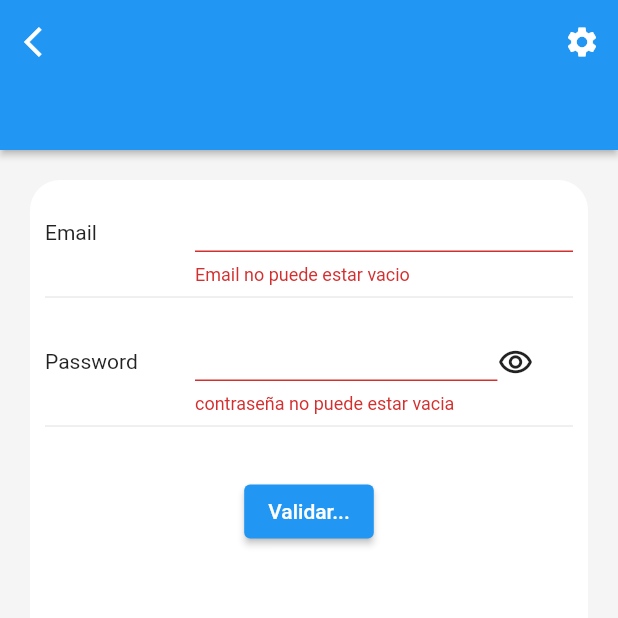
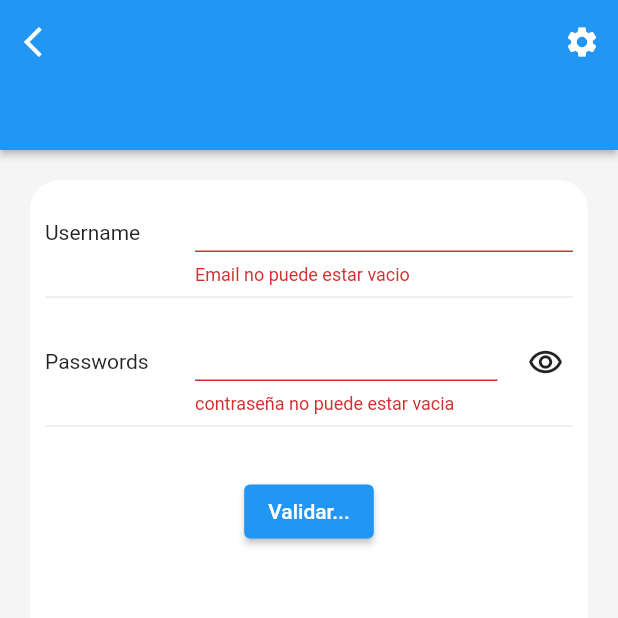
Before and after one commit to DonWirson/perros-sos, a Flutter app: the RegisterView screen opened directly, after a tap on the "remove red eye" icon, after a tap on "Validar...", on a phone screen of 412 x 824 dp, the top half of it. Run offline on Flutter 3.47's test engine with Material 2 defaults, Android fonts, the phone set to English and light mode, and no system bars; our stand-ins replace bloc, country_code_picker, easy_localization, email_validator, equatable, firebase_auth and 4 more; accounts and stored records are empty.

Commit message:
Mejoras componente de form generico
-Agrega opciones de personalizacion a componente generico -Agrega label dentro de componente generico -Deja form como stateless

```diff
--- a/lib/core/utils/text_form_field_generic.dart
+++ b/lib/core/utils/text_form_field_generic.dart
@@ -1,15 +1,15 @@
-import 'package:flutter/foundation.dart';
 import 'package:flutter/material.dart';
-import 'package:flutter/widgets.dart';
 
 class GenericTextFormField extends StatefulWidget {
   const GenericTextFormField(
       {super.key,
       required this.textEditingController,
+      required this.labelText,
       required this.validatorFunction,
       this.isPasswordInput = false});
 
   final TextEditingController textEditingController;
+  final String labelText;
   final String? Function(String?)? validatorFunction;
   final bool isPasswordInput;
 
@@ -22,13 +22,40 @@ class _GenericTextFormFieldState extends State<GenericTextFormField> {
   @override
   Widget build(BuildContext context) {
     bool isThisInputPassword = widget.isPasswordInput;
-    return TextFormField(
+    return Row(
+      children: [
+        SizedBox(width: 100, child: Text(widget.labelText)),
+        Expanded(
+          flex: 4,
+          child: TextFormField(
             controller: widget.textEditingController,
             obscureText: isThisInputPassword ? obscurePassword : false,
             enableSuggestions: !isThisInputPassword,
             autocorrect: !isThisInputPassword,
             autovalidateMode: AutovalidateMode.onUserInteraction,
             validator: widget.validatorFunction,
+          ),
+        ),
+        if (isThisInputPassword)
+          Flexible(
+            child: Padding(
+              padding: const EdgeInsets.only(left: 20),
+              child: InkWell(
+                child: obscurePassword
+                    ? const Icon(
+                        Icons.remove_red_eye,
+                        color: Colors.black,
+                      )
+                    : const Icon(
+                        Icons.remove_red_eye_outlined,
+                      ),
+                onTap: () {
+                  setState(() => obscurePassword = !obscurePassword);
+                },
+              ),
+            ),
+          ),
+      ],
     );
   }
 }
--- a/lib/core/widgets/forms/login_form.dart
+++ b/lib/core/widgets/forms/login_form.dart
@@ -4,7 +4,6 @@ import 'package:email_validator/email_validator.dart';
 import 'package:flutter/material.dart';
 import 'package:flutter_bloc/flutter_bloc.dart';
 import 'package:fluttertoast/fluttertoast.dart';
-import 'package:go_router/go_router.dart';
 
 import '../../../blocs/Authentication/authentication_bloc.dart';
 
@@ -82,11 +81,11 @@ class _LoginFormState extends State<LoginForm> {
                       });
                     },
                     child: obscurePassword
-                        ? Icon(
+                        ? const Icon(
                             Icons.remove_red_eye,
                             color: Colors.black,
                           )
-                        : Icon(Icons.remove_red_eye_outlined),
+                        : const Icon(Icons.remove_red_eye_outlined),
                   ),
                 ),
               ],
--- a/lib/core/widgets/forms/register_form.dart
+++ b/lib/core/widgets/forms/register_form.dart
@@ -1,26 +1,20 @@
-import 'dart:developer';
-
 import 'package:email_validator/email_validator.dart';
 import 'package:flutter/material.dart';
 import 'package:flutter_bloc/flutter_bloc.dart';
 import 'package:fluttertoast/fluttertoast.dart';
 import 'package:go_router/go_router.dart';
+import '../../utils/text_form_field_generic.dart';
 
 import '../../../blocs/Authentication/authentication_bloc.dart';
 
-class RegisterForm extends StatefulWidget {
-  const RegisterForm({
+class RegisterForm extends StatelessWidget {
+  RegisterForm({
     super.key,
   });
-  @override
-  State<RegisterForm> createState() => _RegisterFormState();
-}
-
-class _RegisterFormState extends State<RegisterForm> {
   final TextEditingController userController = TextEditingController();
   final TextEditingController passController = TextEditingController();
   final _formKey = GlobalKey<FormState>();
-  bool obscurePassword = true;
+
   @override
   Widget build(BuildContext context) {
     return Padding(
@@ -35,67 +29,21 @@ class _RegisterFormState extends State<RegisterForm> {
           key: _formKey,
           child: Column(
             children: [
-              Row(
-                children: [
-                  const SizedBox(width: 100, child: Text("Email")),
-                  Expanded(
-                    child: TextFormField(
-                      controller: userController,
-                      autovalidateMode: AutovalidateMode.onUserInteraction,
-                      autocorrect: true,
-                      validator: (value) {
-                        if (value == null || value.isEmpty) {
-                          return 'Email no puede estar vacio';
-                        }
-                        if (!EmailValidator.validate(value)) {
-                          return 'Email no es valido';
-                        }
-                        return null;
-                      },
-                    ),
-                  ),
-                ],
+              Flexible(
+                child: GenericTextFormField(
+                  labelText: "Username",
+                  textEditingController: userController,
+                  validatorFunction: validatorUsername,
+                ),
               ),
               const Divider(),
-              Row(
-                children: [
-                  const SizedBox(width: 100, child: Text("Password")),
-                  Expanded(
-                    flex: 4,
-                    child: TextFormField(
-                      controller: passController,
-                      obscureText: obscurePassword,
-                      enableSuggestions: false,
-                      autovalidateMode: AutovalidateMode.onUserInteraction,
-                      autocorrect: false,
-                      validator: (value) {
-                        if (value == null || value.isEmpty) {
-                          return 'contraseña no puede estar vacia';
-                        }
-                        if (value.length < 6) {
-                          return 'contraseña no puede tener menos de 6 caracteres';
-                        }
-                        return null;
-                      },
-                    ),
-                  ),
-                  Flexible(
-                    child: InkWell(
-                      onTap: () {
-                        setState(() {
-                          obscurePassword = !obscurePassword;
-                          log("$obscurePassword");
-                        });
-                      },
-                      child: obscurePassword
-                          ? Icon(
-                              Icons.remove_red_eye,
-                              color: Colors.black,
-                            )
-                          : Icon(Icons.remove_red_eye_outlined),
-                    ),
-                  ),
-                ],
+              Flexible(
+                child: GenericTextFormField(
+                  labelText: "Passwords",
+                  textEditingController: passController,
+                  isPasswordInput: true,
+                  validatorFunction: validatorPassword,
+                ),
               ),
               const Divider(),
               Padding(
@@ -125,4 +73,24 @@ class _RegisterFormState extends State<RegisterForm> {
       ),
     );
   }
+
+  String? validatorPassword(String? value) {
+    if (value == null || value.isEmpty) {
+      return 'contraseña no puede estar vacia';
+    }
+    if (value.length < 6) {
+      return 'contraseña no puede tener menos de 6 caracteres';
+    }
+    return null;
+  }
+
+  String? validatorUsername(String? value) {
+    if (value == null || value.isEmpty) {
+      return 'Email no puede estar vacio';
+    }
+    if (!EmailValidator.validate(value)) {
+      return 'Email no es valido';
+    }
+    return null;
+  }
 }
--- a/lib/views/login/login_view.dart
+++ b/lib/views/login/login_view.dart
@@ -1,7 +1,6 @@
 import 'package:easy_localization/easy_localization.dart';
 import 'package:flutter/material.dart';
 import 'package:go_router/go_router.dart';
-import 'package:ionicons/ionicons.dart';
 
 import '../../core/utils/generic_scaffold.dart';
 
--- a/lib/views/register/register_view.dart
+++ b/lib/views/register/register_view.dart
@@ -25,7 +25,7 @@ class _RegisterViewState extends State<RegisterView> {
                 msg: "REGISTRO EXITOSO!,REDIRIGIENDO", timeInSecForIosWeb: 2);
           }
         },
-        child: const RegisterForm(),
+        child: RegisterForm(),
       ),
     );
   }
```
Lines whose indentation alone changed are shown as unchanged.
